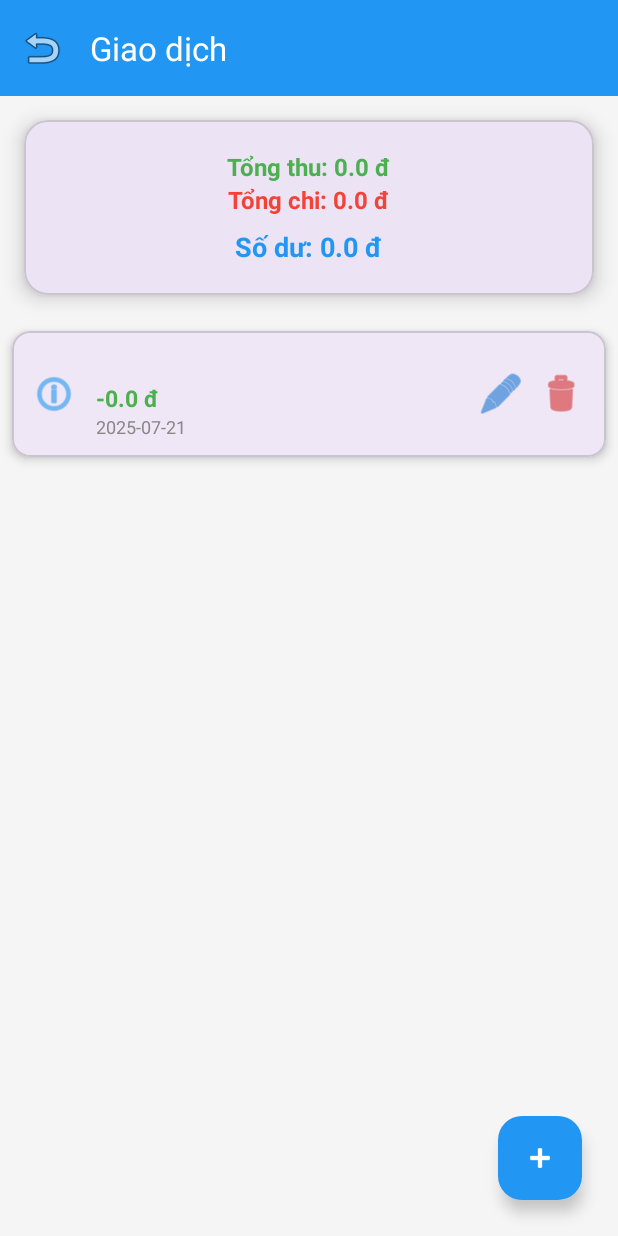
After one commit to mapp113/quanlichitieu, an Android app: the TransactionActivity screen opened directly, with no data from a screen before it, on a phone screen of 412 x 824 dp. The commit adds this screen. Run offline under Robolectric (Android 15) with nearby library versions, the phone set to English and light mode, and no system bars; our stand-ins replace Room's generated code.

Commit message:
Feat: CRUD Transaction

```diff
--- a/app/build.gradle.kts
+++ b/app/build.gradle.kts
@@ -40,4 +40,6 @@ dependencies {
     testImplementation(libs.junit)
     androidTestImplementation(libs.ext.junit)
     androidTestImplementation(libs.espresso.core)
+    implementation("androidx.room:room-runtime:2.6.1")
+    annotationProcessor("androidx.room:room-compiler:2.6.1")
 }
--- a/app/src/main/AndroidManifest.xml
+++ b/app/src/main/AndroidManifest.xml
@@ -12,6 +12,12 @@
         android:supportsRtl="true"
         android:theme="@style/Theme.Quanlichitieu">
         <activity
+            android:name=".ui.activity.TransactionActivity"
+            android:exported="false" />
+        <activity
+            android:name=".ui.activity.AddEditActivity"
+            android:exported="false" />
+        <activity
             android:name=".ui.activity.MainActivity"
             android:exported="true">
             <intent-filter>
--- /dev/null
+++ b/app/src/main/java/com/example/quanlichitieu/data/local/dao/TransactionDao.java
@@ -0,0 +1,32 @@
+package com.example.quanlichitieu.data.local.dao;
+
+import androidx.room.Dao;
+import androidx.room.Delete;
+import androidx.room.Insert;
+import androidx.room.Query;
+import androidx.room.Update;
+
+
+import com.example.quanlichitieu.data.local.entity.Transaction;
+
+import java.util.List;
+
+@Dao
+public interface TransactionDao {
+    @Insert
+    void insert(Transaction transaction);
+    @Update
+    void update(Transaction transaction);
+    @Delete
+    void delete(Transaction transaction);
+
+    @Query("SELECT * FROM transactions ORDER BY id DESC")
+    List<Transaction> getAll();
+
+    @Query("SELECT SUM(amount) FROM transactions WHERE type = 'income'")
+    double getTotalIncome();
+
+    @Query("SELECT SUM(amount) FROM transactions WHERE type = 'expense'")
+    double getTotalExpense();
+
+}
--- a/app/src/main/java/com/example/quanlichitieu/data/local/database/appDatabase.java
+++ b/app/src/main/java/com/example/quanlichitieu/data/local/database/appDatabase.java
@@ -1,4 +1,28 @@
 package com.example.quanlichitieu.data.local.database;
 
-public class appDatabase {
+import android.content.Context;
+
+import androidx.room.Database;
+import androidx.room.Room;
+import androidx.room.RoomDatabase;
+
+import com.example.quanlichitieu.data.local.dao.TransactionDao;
+import com.example.quanlichitieu.data.local.entity.Transaction;
+
+@Database(entities = {Transaction.class}, version = 1, exportSchema = false)
+public abstract class appDatabase extends RoomDatabase{
+    private static appDatabase instance;
+
+    public abstract TransactionDao transactionDao();
+
+    public static synchronized appDatabase getDatabase(Context context) {
+        if (instance == null) {
+            instance = Room.databaseBuilder(context.getApplicationContext(),
+                            appDatabase.class, "transaction_db")
+                    .fallbackToDestructiveMigration()
+                    .build();
+        }
+        return instance;
+    }
+
 }
--- /dev/null
+++ b/app/src/main/java/com/example/quanlichitieu/data/local/entity/Transaction.java
@@ -0,0 +1,66 @@
+package com.example.quanlichitieu.data.local.entity;
+
+import androidx.room.Entity;
+import androidx.room.PrimaryKey;
+
+import java.io.Serializable;
+
+@Entity(tableName = "transactions")
+public class Transaction implements Serializable {
+
+    @PrimaryKey(autoGenerate = true)
+    private int id;
+
+    private String description;
+    private double amount;
+    private String type;
+    private String date;
+
+    public Transaction(String type, double amount, String description, String date) {
+        this.type = type;
+        this.amount = amount;
+        this.description = description;
+        this.date = date;
+    }
+
+    // Getters và Setters
+    public int getId() {
+        return id;
+    }
+
+    public void setId(int id) {
+        this.id = id;
+    }
+
+    public String getDescription() {
+        return description;
+    }
+
+    public void setDescription(String description) {
+        this.description = description;
+    }
+
+    public double getAmount() {
+        return amount;
+    }
+
+    public void setAmount(double amount) {
+        this.amount = amount;
+    }
+
+    public String getType() {
+        return type;
+    }
+
+    public void setType(String type) {
+        this.type = type;
+    }
+
+    public String getDate() {
+        return date;
+    }
+
+    public void setDate(String date) {
+        this.date = date;
+    }
+}
--- /dev/null
+++ b/app/src/main/java/com/example/quanlichitieu/ui/activity/TransactionActivity.java
@@ -0,0 +1,95 @@
+package com.example.quanlichitieu.ui.activity;
+
+import android.content.Intent;
+import android.os.Bundle;
+import android.widget.TextView;
+
+import androidx.activity.EdgeToEdge;
+import androidx.appcompat.app.AlertDialog;
+import androidx.appcompat.app.AppCompatActivity;
+import androidx.core.graphics.Insets;
+import androidx.core.view.ViewCompat;
+import androidx.core.view.WindowInsetsCompat;
+import androidx.recyclerview.widget.LinearLayoutManager;
+import androidx.recyclerview.widget.RecyclerView;
+
+import com.example.quanlichitieu.R;
+import com.example.quanlichitieu.data.local.database.appDatabase;
+import com.example.quanlichitieu.data.local.entity.Transaction;
+import com.example.quanlichitieu.ui.adapter.TransactionAdapter;
+import com.google.android.material.floatingactionbutton.FloatingActionButton;
+
+import java.util.List;
+
+public class TransactionActivity extends AppCompatActivity {
+    private RecyclerView recyclerView;
+    private TextView tvTotalIncome, tvTotalExpense, tvBalance;
+    private FloatingActionButton fabAdd;
+    private TransactionAdapter adapter;
+
+    @Override
+    protected void onCreate(Bundle savedInstanceState) {
+        super.onCreate(savedInstanceState);
+        setContentView(R.layout.activity_transaction);
+        recyclerView = findViewById(R.id.recyclerView);
+        tvTotalIncome = findViewById(R.id.tvTotalIncome);
+        tvTotalExpense = findViewById(R.id.tvTotalExpense);
+        tvBalance = findViewById(R.id.tvBalance);
+        fabAdd = findViewById(R.id.fabAdd);
+
+        recyclerView.setLayoutManager(new LinearLayoutManager(this));
+
+        fabAdd.setOnClickListener(v -> {
+            startActivity(new Intent(this, AddEditActivity.class));
+        });
+    }
+    @Override
+    protected void onResume() {
+        super.onResume();
+        loadData();
+    }
+    private void loadData() {
+        new Thread(() -> {
+            List<Transaction> list = appDatabase.getDatabase(this).transactionDao().getAll();
+            double income = appDatabase.getDatabase(this).transactionDao().getTotalIncome();
+            double expense = appDatabase.getDatabase(this).transactionDao().getTotalExpense();
+
+            runOnUiThread(() -> {
+                adapter = new TransactionAdapter(list,
+                    transaction -> {
+                        Intent intent = new Intent(this, AddEditActivity.class);
+                        intent.putExtra("item", transaction);
+                        startActivity(intent);
+                    },
+                    transaction -> {
+                    },
+                    transaction -> {
+                        // onEditClick: mở màn hình sửa
+                        Intent intent = new Intent(this, AddEditActivity.class);
+                        intent.putExtra("item", transaction);
+                        startActivity(intent);
+                    },
+                    transaction -> {
+                        // onDeleteClick: xác nhận xoá
+                        new AlertDialog.Builder(this)
+                                .setTitle("Xoá giao dịch")
+                                .setMessage("Bạn có chắc chắn muốn xoá không?")
+                                .setPositiveButton("Xoá", (dialog, which) -> {
+                                    new Thread(() -> {
+                                        appDatabase.getDatabase(this).transactionDao().delete(transaction);
+                                        runOnUiThread(this::loadData);
+                                    }).start();
+                                })
+                                .setNegativeButton("Huỷ", null)
+                                .show();
+                    }
+                );
+                recyclerView.setAdapter(adapter);
+
+                tvTotalIncome.setText("Tổng thu: " + income + " đ");
+                tvTotalExpense.setText("Tổng chi: " + expense + " đ");
+                tvBalance.setText("Số dư: " + (income - expense) + " đ");
+            });
+        }).start();
+    }
+}
--- /dev/null
+++ b/app/src/main/java/com/example/quanlichitieu/ui/adapter/TransactionAdapter.java
@@ -0,0 +1,93 @@
+package com.example.quanlichitieu.ui.adapter;
+
+import android.view.ViewGroup;
+
+import android.view.LayoutInflater;
+import android.view.View;
+import android.view.ViewGroup;
+import android.widget.TextView;
+import android.widget.ImageButton;
+
+import androidx.annotation.NonNull;
+import androidx.recyclerview.widget.RecyclerView;
+
+import com.example.quanlichitieu.R;
+import com.example.quanlichitieu.data.local.entity.Transaction;
+
+import java.util.List;
+
+public class TransactionAdapter extends RecyclerView.Adapter<TransactionAdapter.ViewHolder> {
+
+    public interface OnItemClick {
+        void onClick(Transaction transaction);
+    }
+
+    public interface OnItemLongClick {
+        void onLongClick(Transaction transaction);
+    }
+
+    public interface OnEditClick {
+        void onEdit(Transaction transaction);
+    }
+    public interface OnDeleteClick {
+        void onDelete(Transaction transaction);
+    }
+
+    private List<Transaction> items;
+    private OnItemClick onClick;
+    private OnItemLongClick onLongClick;
+    private OnEditClick onEditClick;
+    private OnDeleteClick onDeleteClick;
+
+    public TransactionAdapter(List<Transaction> items, OnItemClick onClick, OnItemLongClick onLongClick,
+                             OnEditClick onEditClick, OnDeleteClick onDeleteClick) {
+        this.items = items;
+        this.onClick = onClick;
+        this.onLongClick = onLongClick;
+        this.onEditClick = onEditClick;
+        this.onDeleteClick = onDeleteClick;
+    }
+
+    public class ViewHolder extends RecyclerView.ViewHolder {
+        TextView tvDesc, tvAmount, tvDate;
+        ImageButton btnEdit, btnDelete;
+
+        public ViewHolder(View view) {
+            super(view);
+            tvDesc = view.findViewById(R.id.tvDesc);
+            tvAmount = view.findViewById(R.id.tvAmount);
+            tvDate = view.findViewById(R.id.tvDate);
+            btnEdit = view.findViewById(R.id.btnEdit);
+            btnDelete = view.findViewById(R.id.btnDelete);
+
+            view.setOnClickListener(v -> onClick.onClick(items.get(getAdapterPosition())));
+            view.setOnLongClickListener(v -> {
+                onLongClick.onLongClick(items.get(getAdapterPosition()));
+                return true;
+            });
+            btnEdit.setOnClickListener(v -> onEditClick.onEdit(items.get(getAdapterPosition())));
+            btnDelete.setOnClickListener(v -> onDeleteClick.onDelete(items.get(getAdapterPosition())));
+        }
+    }
+
+    @NonNull
+    @Override
+    public ViewHolder onCreateViewHolder(ViewGroup parent, int viewType) {
+        View view = LayoutInflater.from(parent.getContext()).inflate(R.layout.item_transaction, parent, false);
+        return new ViewHolder(view);
+    }
+
+    @Override
+    public void onBindViewHolder(ViewHolder holder, int position) {
+        Transaction item = items.get(position);
+        holder.tvDesc.setText(item.getDescription());
+        holder.tvAmount.setText((item.getType().equals("income") ? "+" : "-") + item.getAmount() + " đ");
+        holder.tvDate.setText(item.getDate());
+    }
+
+    @Override
+    public int getItemCount() {
+        return items.size();
+    }
+
+}
--- /dev/null
+++ b/app/src/main/res/drawable/bg_card.xml
@@ -0,0 +1,6 @@
+<?xml version="1.0" encoding="utf-8"?>
+<shape xmlns:android="http://schemas.android.com/apk/res/android" android:shape="rectangle">
+    <solid android:color="#ffffff"/>
+    <corners android:radius="12dp"/>
+    <stroke android:width="1dp" android:color="#ddd"/>
+</shape>
--- /dev/null
+++ b/app/src/main/res/drawable/bg_input.xml
@@ -0,0 +1,6 @@
+<?xml version="1.0" encoding="utf-8"?>
+<shape xmlns:android="http://schemas.android.com/apk/res/android" android:shape="rectangle">
+    <solid android:color="#ffffff"/>
+    <stroke android:width="1dp" android:color="#cccccc"/>
+    <corners android:radius="8dp"/>
+</shape>
--- /dev/null
+++ b/app/src/main/res/layout/activity_transaction.xml
@@ -0,0 +1,79 @@
+<?xml version="1.0" encoding="utf-8"?>
+<LinearLayout xmlns:android="http://schemas.android.com/apk/res/android"
+    xmlns:app="http://schemas.android.com/apk/res-auto"
+    xmlns:tools="http://schemas.android.com/tools"
+    android:layout_width="match_parent"
+    android:layout_height="match_parent"
+    android:orientation="vertical"
+    android:background="#f5f5f5"
+    tools:context=".ui.activity.TransactionActivity">
+
+    <com.google.android.material.appbar.MaterialToolbar
+        android:id="@+id/toolbar"
+        android:layout_width="match_parent"
+        android:layout_height="wrap_content"
+        android:backgroundTint="#2196F3"
+        android:background="#2196F3"
+        app:title="Giao dịch"
+        app:titleTextColor="#fff"
+        app:navigationIcon="@android:drawable/ic_menu_revert"/>
+
+    <com.google.android.material.card.MaterialCardView
+        android:layout_width="match_parent"
+        android:layout_height="wrap_content"
+        android:layout_margin="16dp"
+        app:cardCornerRadius="16dp"
+        app:cardElevation="8dp">
+
+        <LinearLayout
+            android:layout_width="match_parent"
+            android:layout_height="wrap_content"
+            android:orientation="vertical"
+            android:padding="20dp"
+            android:gravity="center_horizontal">
+
+            <TextView android:id="@+id/tvTotalIncome"
+                android:text="Tổng thu: 0"
+                android:textColor="#4CAF50"
+                android:textSize="16sp"
+                android:textStyle="bold"
+                android:layout_width="wrap_content"
+                android:layout_height="wrap_content"/>
+
+            <TextView android:id="@+id/tvTotalExpense"
+                android:text="Tổng chi: 0"
+                android:textColor="#F44336"
+                android:textSize="16sp"
+                android:textStyle="bold"
+                android:layout_width="wrap_content"
+                android:layout_height="wrap_content"/>
+
+            <TextView android:id="@+id/tvBalance"
+                android:text="Số dư: 0"
+                android:textColor="#2196F3"
+                android:textSize="18sp"
+                android:textStyle="bold"
+                android:layout_width="wrap_content"
+                android:layout_height="wrap_content"
+                android:paddingTop="8dp"/>
+        </LinearLayout>
+    </com.google.android.material.card.MaterialCardView>
+
+    <androidx.recyclerview.widget.RecyclerView
+        android:id="@+id/recyclerView"
+        android:layout_marginTop="0dp"
+        android:layout_width="match_parent"
+        android:layout_height="0dp"
+        android:layout_weight="1"/>
+
+    <com.google.android.material.floatingactionbutton.FloatingActionButton
+        android:id="@+id/fabAdd"
+        android:layout_width="wrap_content"
+        android:layout_height="wrap_content"
+        android:layout_gravity="end|bottom"
+        android:layout_margin="24dp"
+        app:srcCompat="@android:drawable/ic_input_add"
+        app:backgroundTint="#2196F3"
+        app:tint="#fff"/>
+
+</LinearLayout>
--- /dev/null
+++ b/app/src/main/res/layout/item_transaction.xml
@@ -0,0 +1,78 @@
+<?xml version="1.0" encoding="utf-8"?>
+<com.google.android.material.card.MaterialCardView xmlns:android="http://schemas.android.com/apk/res/android"
+    xmlns:app="http://schemas.android.com/apk/res-auto"
+    android:layout_margin="8dp"
+    android:layout_width="match_parent"
+    android:layout_height="wrap_content"
+    app:cardCornerRadius="12dp"
+    app:cardElevation="4dp">
+
+    <LinearLayout
+        android:layout_width="match_parent"
+        android:layout_height="wrap_content"
+        android:orientation="horizontal"
+        android:gravity="center_vertical"
+        android:padding="12dp">
+
+        <ImageView
+            android:id="@+id/ivType"
+            android:layout_width="32dp"
+            android:layout_height="32dp"
+            android:src="@android:drawable/ic_menu_info_details"
+            app:tint="#2196F3"
+            android:layout_marginEnd="12dp"/>
+
+        <LinearLayout
+            android:layout_width="0dp"
+            android:layout_height="wrap_content"
+            android:orientation="vertical"
+            android:layout_weight="1">
+
+            <TextView
+                android:id="@+id/tvDesc"
+                android:text="Tiêu đề"
+                android:textStyle="bold"
+                android:textSize="16sp"
+                android:textColor="#333"
+                android:layout_width="match_parent"
+                android:layout_height="wrap_content"/>
+
+            <TextView
+                android:id="@+id/tvAmount"
+                android:text="+500.000"
+                android:textSize="15sp"
+                android:textStyle="bold"
+                android:textColor="#4CAF50"
+                android:layout_width="match_parent"
+                android:layout_height="wrap_content"/>
+
+            <TextView
+                android:id="@+id/tvDate"
+                android:text="2025-07-09"
+                android:textSize="12sp"
+                android:textColor="#888"
+                android:layout_width="match_parent"
+                android:layout_height="wrap_content"/>
+        </LinearLayout>
+
+        <ImageButton
+            android:id="@+id/btnEdit"
+            android:layout_width="36dp"
+            android:layout_height="36dp"
+            android:src="@android:drawable/ic_menu_edit"
+            android:background="?attr/selectableItemBackgroundBorderless"
+            app:tint="#1976D2"
+            android:contentDescription="Edit"/>
+
+        <ImageButton
+            android:id="@+id/btnDelete"
+            android:layout_width="36dp"
+            android:layout_height="36dp"
+            android:src="@android:drawable/ic_menu_delete"
+            android:background="?attr/selectableItemBackgroundBorderless"
+            app:tint="#D32F2F"
+            android:contentDescription="Delete"
+            android:layout_marginStart="4dp"/>
+
+    </LinearLayout>
+</com.google.android.material.card.MaterialCardView>
--- a/gradle/libs.versions.toml
+++ b/gradle/libs.versions.toml
@@ -7,6 +7,8 @@ appcompat = "1.6.1"
 material = "1.10.0"
 activity = "1.8.0"
 constraintlayout = "2.1.4"
+roomCompiler = "2.7.2"
+roomRuntimeAndroid = "2.7.2"
 
 [libraries]
 junit = { group = "junit", name = "junit", version.ref = "junit" }
@@ -16,6 +18,8 @@ appcompat = { group = "androidx.appcompat", name = "appcompat", version.ref = "a
 material = { group = "com.google.android.material", name = "material", version.ref = "material" }
 activity = { group = "androidx.activity", name = "activity", version.ref = "activity" }
 constraintlayout = { group = "androidx.constraintlayout", name = "constraintlayout", version.ref = "constraintlayout" }
+room-compiler = { group = "androidx.room", name = "room-compiler", version.ref = "roomCompiler" }
+room-runtime-android = { group = "androidx.room", name = "room-runtime-android", version.ref = "roomRuntimeAndroid" }
 
 [plugins]
 android-application = { id = "com.android.application", version.ref = "agp" }
```
Also changed, not shown: app/src/main/java/com/example/quanlichitieu/ui/activity/AddEditActivity.java (added, +81 -0 lines), app/src/main/java/com/example/quanlichitieu/ui/activity/MainActivity.java (+13 -0 lines), app/src/main/res/layout/activity_add_edit.xml (added, +65 -0 lines), app/src/main/res/layout/activity_main.xml (+48 -5 lines).
